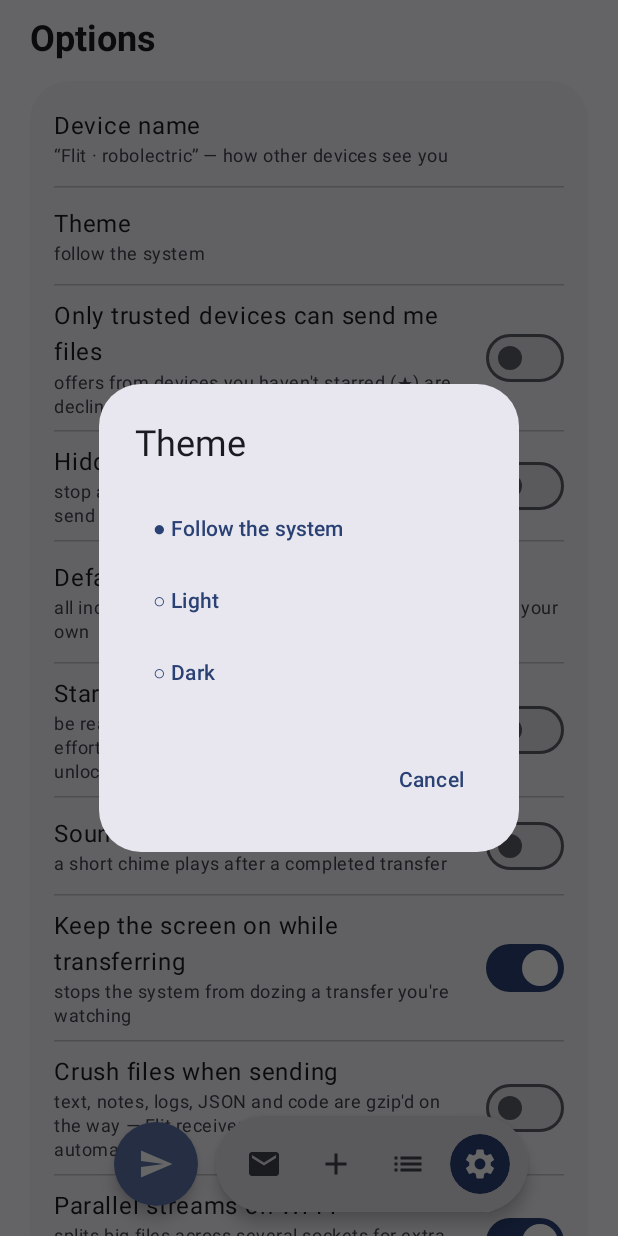
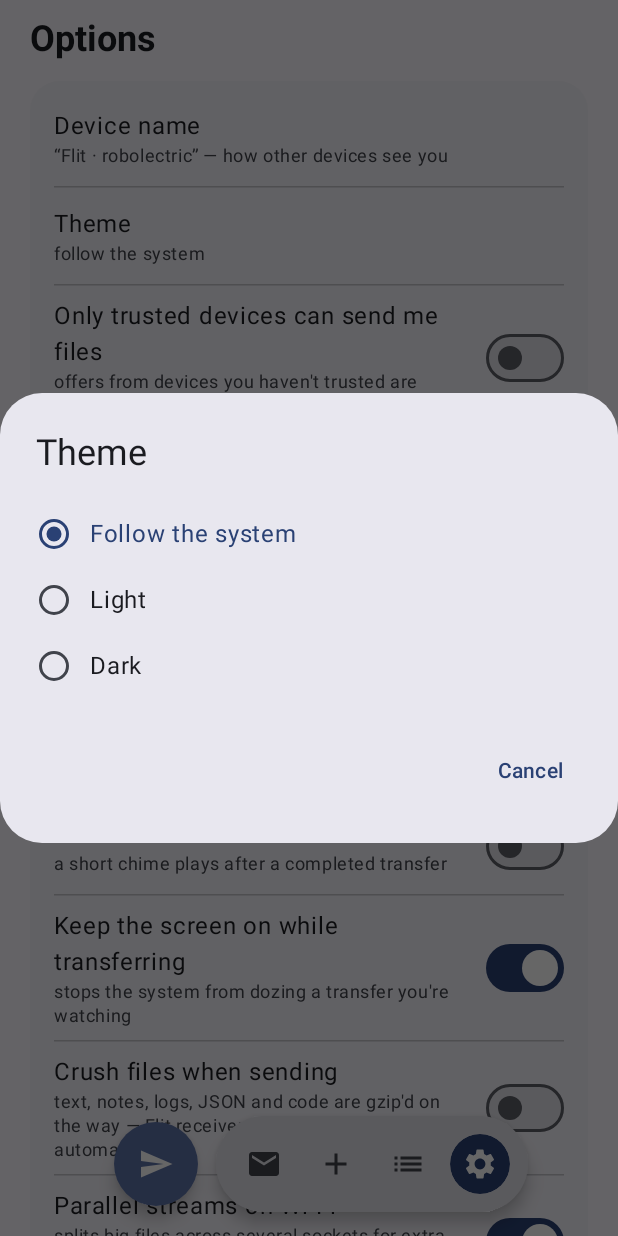
Before and after one commit to tszszszszszsz/flit, an Android app built with Jetpack Compose: the screen it shows after launch (MainActivity), after a tap on "Theme", on a phone screen of 412 x 824 dp. Run offline under Robolectric (Android 15) with nearby library versions, the phone set to English and light mode, and no system bars; pictures from the network do not load; 1 other tap on this screen came first.

Commit message:
look rewrite, milestone 5: options surface on M3 conventions
- options + activity-log cards: 26dp -> large-increased (20dp step)
- theme dialog: dot-glyph TextButtons -> real M3 selection rows
  (whole-row selectable, Role.RadioButton, leading RadioButton,
  primary-tinted label on the selected row) — verified selecting
  dark applies the theme instantly and back to system
- activity log: chevron glyphs -> rotating Icon on the spatial
  spring (0deg open / -90 closed)
- clean-room and affordance copy: footer no longer names the origin
  protocol (open LAN-share protocol), trust rows speak "trusted"
  instead of the retired star glyph, switch subtitle matches
- device: light + dark, dialog flow verified both ways, prefs left
  exactly as found (auto, no hidden, no onlyTrusted); 30 tests green

```diff
--- a/app/src/main/kotlin/app/flit/share/MainActivity.kt
+++ b/app/src/main/kotlin/app/flit/share/MainActivity.kt
@@ -41,6 +41,7 @@ import androidx.compose.animation.togetherWith
 import androidx.compose.foundation.BorderStroke
 import androidx.compose.foundation.background
 import androidx.compose.foundation.clickable
+import androidx.compose.foundation.selection.selectable
 import androidx.compose.foundation.layout.PaddingValues
 import androidx.compose.foundation.interaction.MutableInteractionSource
 import androidx.compose.foundation.interaction.collectIsPressedAsState
@@ -66,6 +67,7 @@ import androidx.compose.material.icons.Icons
 import androidx.compose.material.icons.automirrored.filled.List
 import androidx.compose.material.icons.automirrored.filled.Send
 import androidx.compose.material.icons.filled.Add
+import androidx.compose.material.icons.filled.KeyboardArrowDown
 import androidx.compose.material.icons.filled.Close
 import androidx.compose.material.icons.filled.Email
 import androidx.compose.material.icons.filled.List
@@ -82,6 +84,7 @@ import androidx.compose.material3.HorizontalDivider
 import androidx.compose.material3.Icon
 import androidx.compose.material3.IconButton
 import androidx.compose.material3.LinearProgressIndicator
+import androidx.compose.material3.RadioButton
 import androidx.compose.material3.MaterialTheme
 import androidx.compose.material3.OutlinedButton
 import androidx.compose.material3.OutlinedTextField
@@ -110,6 +113,7 @@ import androidx.compose.ui.graphics.Color
 import androidx.compose.ui.graphics.StrokeCap
 import androidx.compose.ui.graphics.graphicsLayer
 import androidx.compose.ui.platform.LocalContext
+import androidx.compose.ui.semantics.Role
 import androidx.compose.ui.text.font.FontFamily
 import androidx.compose.ui.text.font.FontWeight
 import androidx.compose.ui.text.style.TextAlign
@@ -1041,11 +1045,35 @@ class MainActivity : ComponentActivity() {
                             "light" to "Light",
                             "dark" to "Dark",
                         ).forEach { (key, label) ->
-                            TextButton(onClick = {
-                                prefs().edit().putString("theme", key).apply()
-                                theme = key
-                                showThemeDialog = false
-                            }) { Text(if (theme == key) "● $label" else "○ $label") }
+                            // M3 selection row: whole row selectable, trailing
+                            // state handled by the RadioButton (onClick = null).
+                            Row(
+                                modifier = Modifier
+                                    .fillMaxWidth()
+                                    .selectable(
+                                        selected = theme == key,
+                                        role = Role.RadioButton,
+                                        onClick = {
+                                            prefs().edit().putString("theme", key).apply()
+                                            theme = key
+                                            showThemeDialog = false
+                                        },
+                                    )
+                                    .padding(vertical = 10.dp),
+                                verticalAlignment = Alignment.CenterVertically,
+                            ) {
+                                RadioButton(selected = theme == key, onClick = null)
+                                Spacer(Modifier.width(12.dp))
+                                Text(
+                                    label,
+                                    style = MaterialTheme.typography.bodyLarge,
+                                    color = if (theme == key) {
+                                        MaterialTheme.colorScheme.primary
+                                    } else {
+                                        MaterialTheme.colorScheme.onSurface
+                                    },
+                                )
+                            }
                         }
                     }
                 },
@@ -1133,7 +1161,7 @@ class MainActivity : ComponentActivity() {
                 fontWeight = FontWeight.Bold,
             )
             Surface(
-                shape = RoundedCornerShape(26.dp),
+                shape = RoundedCornerShape(FlitCorner.largeIncreased),
                 color = MaterialTheme.colorScheme.surfaceContainerLow,
                 modifier = Modifier.fillMaxWidth(),
             ) {
@@ -1156,7 +1184,7 @@ class MainActivity : ComponentActivity() {
                     HorizontalDivider(color = MaterialTheme.colorScheme.outlineVariant.copy(alpha = 0.4f))
                     SwitchOption(
                         title = "Only trusted devices can send me files",
-                        subtitle = "offers from devices you haven't starred (★) are declined automatically",
+                        subtitle = "offers from devices you haven't trusted are declined automatically",
                         initial = prefs().getBoolean("onlyTrusted", false),
                     ) { on ->
                         prefs().edit().putBoolean("onlyTrusted", on).apply()
@@ -1251,7 +1279,7 @@ class MainActivity : ComponentActivity() {
                 horizontalAlignment = Alignment.CenterHorizontally,
             ) {
                 Text(
-                    "Flit 0.1.0 — speaks the LocalSend v2 protocol natively",
+                    "Flit 0.1.0 — speaks the open LAN-share protocol natively",
                     style = MaterialTheme.typography.bodySmall,
                     color = MaterialTheme.colorScheme.onSurfaceVariant,
                 )
@@ -1264,7 +1292,7 @@ class MainActivity : ComponentActivity() {
 
             var showLog by remember { mutableStateOf(false) }
             Surface(
-                shape = RoundedCornerShape(26.dp),
+                shape = RoundedCornerShape(FlitCorner.largeIncreased),
                 color = MaterialTheme.colorScheme.surfaceContainerLow,
                 modifier = Modifier.fillMaxWidth(),
             ) {
@@ -1287,10 +1315,17 @@ class MainActivity : ComponentActivity() {
                         if (showLog) {
                             TextButton(onClick = { FlitEngine.clearLog() }) { Text("Clear") }
                         }
-                        Text(
-                            if (showLog) "▾" else "▸",
-                            style = MaterialTheme.typography.titleMedium,
-                            color = MaterialTheme.colorScheme.onSurfaceVariant,
+                        // Rotating chevron (spatial — position may bounce).
+                        val chevron by animateFloatAsState(
+                            targetValue = if (showLog) 0f else -90f,
+                            animationSpec = FlitSpring.spatial<Float>(),
+                            label = "logChevron",
+                        )
+                        Icon(
+                            Icons.Filled.KeyboardArrowDown,
+                            contentDescription = null,
+                            tint = MaterialTheme.colorScheme.onSurfaceVariant,
+                            modifier = Modifier.graphicsLayer { rotationZ = chevron },
                         )
                     }
                     AnimatedVisibility(visible = showLog) {
@@ -1846,7 +1881,7 @@ class MainActivity : ComponentActivity() {
                         // Trust decisions are direct-share decisions: the sheet
                         // follows the roster in the same breath.
                         FlitShortcuts.sync(this@MainActivity)
-                    }) { Text(if (trusted) "★ trusted (tap to forget)" else "☆ trust this device") }
+                    }) { Text(if (trusted) "trusted — tap to forget" else "Trust this device") }
                     if (trusted) {
                         Text(
                             "folder: " + when {
```
